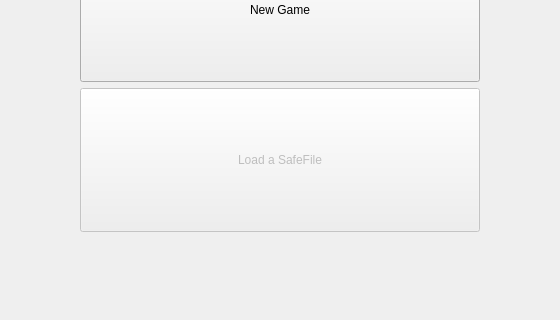
The window that GameProject/gamewindow.ui (ltuijnder/GameProject) describes before a commit, drawn with Qt 5; both pictures show x 341 to 901 and y 405 to 725 of the 1242 by 825 pixel window.
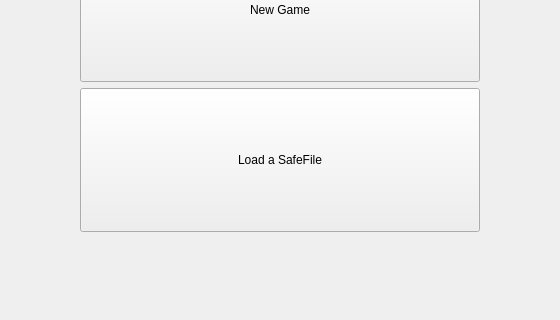
The same window after the commit. The open tabs and pages were chosen to show the change.

The edit to the form file:
```diff
--- a/GameProject/gamewindow.ui
+++ b/GameProject/gamewindow.ui
@@ -292,7 +292,7 @@
           <item>
            <widget class="QPushButton" name="LoadGameButton">
             <property name="enabled">
-             <bool>false</bool>
+             <bool>true</bool>
             </property>
             <property name="sizePolicy">
              <sizepolicy hsizetype="Expanding" vsizetype="Expanding">
```
Left out of the diff: 73 changed lines with no effect on the pictures.
